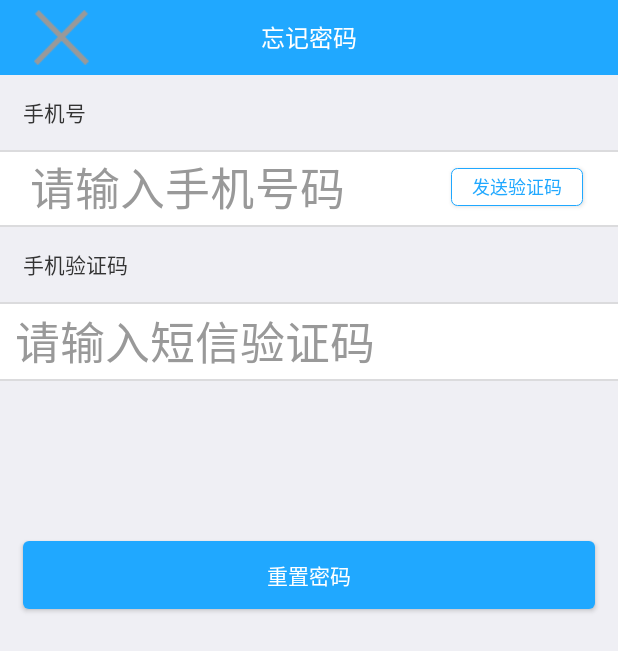
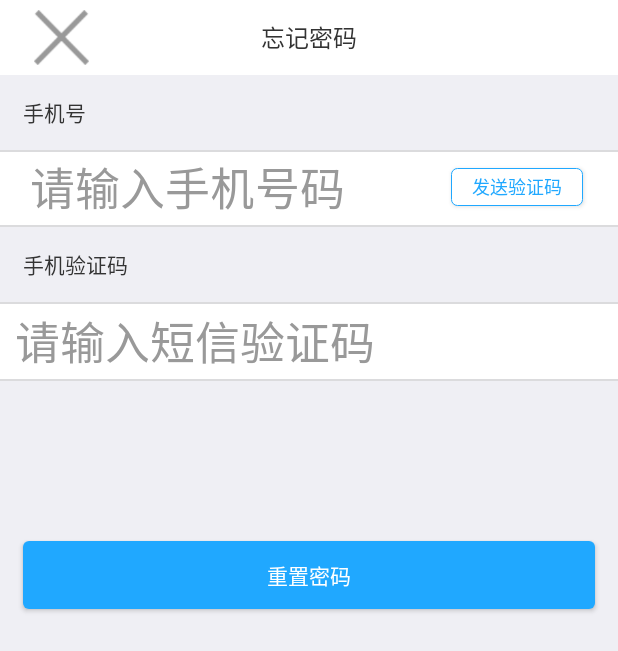
Before and after one commit to yuanchongzhang/zaixianjiaoyu, an Android app: the ForgetActivity screen opened directly, with no data from a screen before it, on a phone screen of 412 x 824 dp. Shown: the top 651 px of the screen. Run offline under Robolectric (Android 15) with nearby library versions, the phone set to English and light mode, and no system bars; our stand-ins replace ButterKnife; pictures from the network do not load.

Commit message:
搭建登录界面

```diff
--- a/app/src/main/java/com/project/zaixianjiaoyu/activity/ForgetActivity.java
+++ b/app/src/main/java/com/project/zaixianjiaoyu/activity/ForgetActivity.java
@@ -13,6 +13,7 @@ import android.widget.RelativeLayout;
 import android.widget.TextView;
 
 import com.project.zaixianjiaoyu.R;
+import com.project.zaixianjiaoyu.statusbar.ImmersionBar;
 import com.project.zaixianjiaoyu.util.Regular;
 import com.project.zaixianjiaoyu.util.TimeCount;
 import com.project.zaixianjiaoyu.util.ToastUtil;
@@ -50,6 +51,9 @@ public class ForgetActivity extends BaseActivity {
         super.onCreate(savedInstanceState);
         setContentView(R.layout.activity_forget);
         ButterKnife.bind(this);
+        ImmersionBar.with(this)
+                .statusBarDarkFont(true, 1f)
+                .init();
         timeCount = new TimeCount(60000, 100, btnSendMes);
     editUserphone.addTextChangedListener(new TextWatcher() {
         @Override
--- a/app/src/main/res/layout/activity_forget.xml
+++ b/app/src/main/res/layout/activity_forget.xml
@@ -6,12 +6,14 @@
     android:fitsSystemWindows="true"
     android:background="#EFEFF4"
     >
+
+   <!-- -->
     <RelativeLayout
         android:id="@+id/rl_top_layout"
         android:layout_width="match_parent"
         android:layout_height="@dimen/dp_50"
 
-        android:background="#20A8FF">
+        android:background="@color/white">
 
         <RelativeLayout
             android:id="@+id/rl_back"
@@ -34,7 +36,7 @@
             android:layout_height="wrap_content"
             android:layout_centerHorizontal="true"
             android:layout_centerVertical="true"
-            android:textColor="@color/white"
+            android:textColor="#333333"
             android:text="忘记密码"
             android:textSize="@dimen/sp_16" />
     </RelativeLayout>
```
